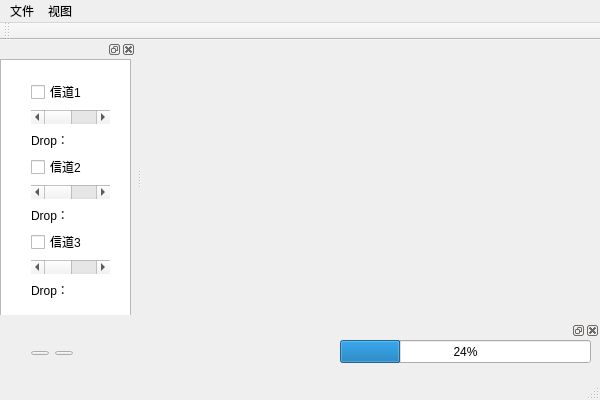
First picture: the form in Channel_sim/Channel_sim.ui, repository Marc0H4/Channel_sim, before the edit.
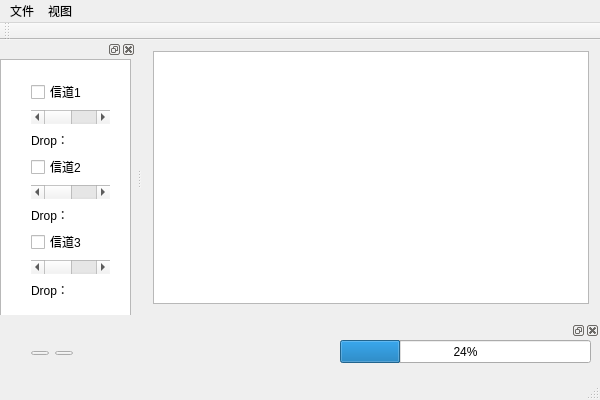
Second picture: the form after the edit. Icons and pictures are not drawn.

Patch:
```diff
--- a/Channel_sim/Channel_sim.ui
+++ b/Channel_sim/Channel_sim.ui
@@ -27,7 +27,11 @@
     <normaloff>:/Channel_sim/resouce/avic.png</normaloff>:/Channel_sim/resouce/avic.png</iconset>
   </property>
   <widget class="QWidget" name="centralWidget">
-   <layout class="QVBoxLayout" name="verticalLayout"/>
+   <layout class="QVBoxLayout" name="verticalLayout">
+    <item>
+     <widget class="QTextEdit" name="logTextEdit"/>
+    </item>
+   </layout>
   </widget>
   <widget class="QMenuBar" name="menuBar">
    <property name="geometry">
```
